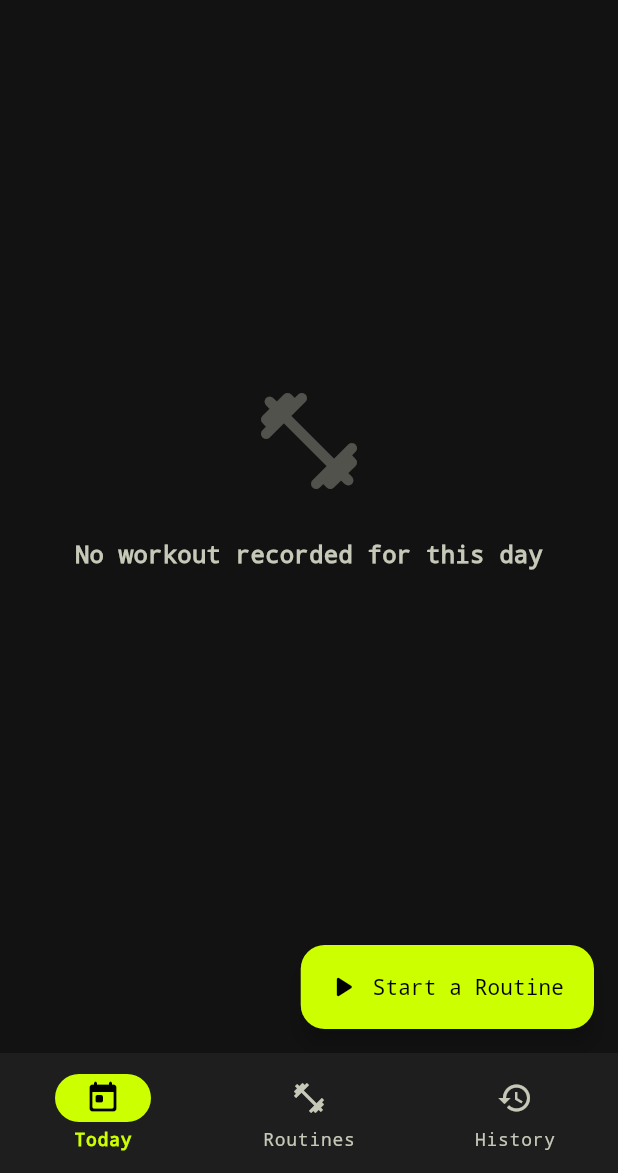
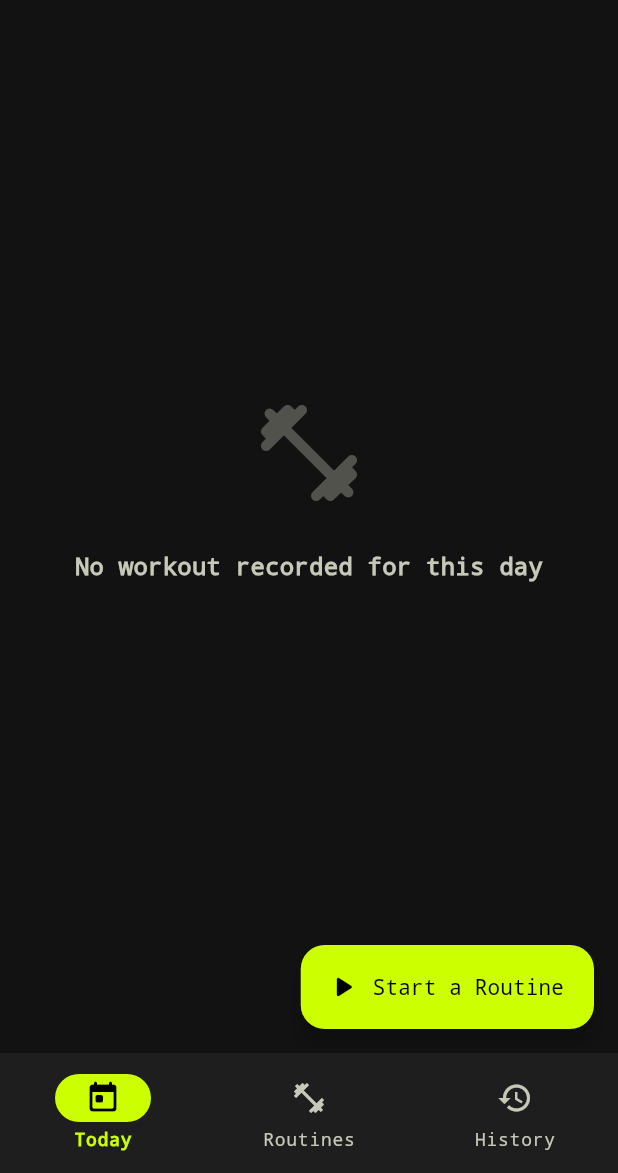
Before and after one commit to arielsoriano/muscleup, a Flutter app: the screen it shows after launch, on a phone screen of 412 x 824 dp, the part 63-1236 px from its top. Run offline on Flutter 3.47's test engine with Material 3 defaults, Android fonts, the phone set to English and light mode, and no system bars; our stand-ins replace cloud_firestore, drift, equatable, firebase_auth, firebase_core, flutter_bloc and 7 more; accounts and stored records are empty; generated files the repository leaves out were written again; network calls fail.

Commit message:
Update dashboard_page.dart

```diff
--- a/lib/features/workout/presentation/pages/dashboard_page.dart
+++ b/lib/features/workout/presentation/pages/dashboard_page.dart
@@ -341,11 +341,19 @@ class _TodayTab extends StatelessWidget {
     final textTheme = Theme.of(context).textTheme;
 
     if (activeSessions.isEmpty) {
-      return Center(
-        child: Padding(
-          padding: const EdgeInsets.all(32),
+      return LayoutBuilder(
+        builder: (context, constraints) {
+          const fabClearance = 112.0;
+
+          return SingleChildScrollView(
+            padding: const EdgeInsets.fromLTRB(24, 24, 24, fabClearance),
+            child: ConstrainedBox(
+              constraints: BoxConstraints(
+                minHeight: constraints.maxHeight - fabClearance,
+              ),
+              child: Center(
                 child: Column(
-            mainAxisAlignment: MainAxisAlignment.center,
+                  mainAxisSize: MainAxisSize.min,
                   children: [
                     Icon(
                       Icons.fitness_center_rounded,
@@ -360,10 +368,12 @@ class _TodayTab extends StatelessWidget {
                       ),
                       textAlign: TextAlign.center,
                     ),
-              const SizedBox(height: 80),
                   ],
                 ),
               ),
+            ),
+          );
+        },
       );
     }
 
```
Lines whose indentation alone changed are shown as unchanged.
